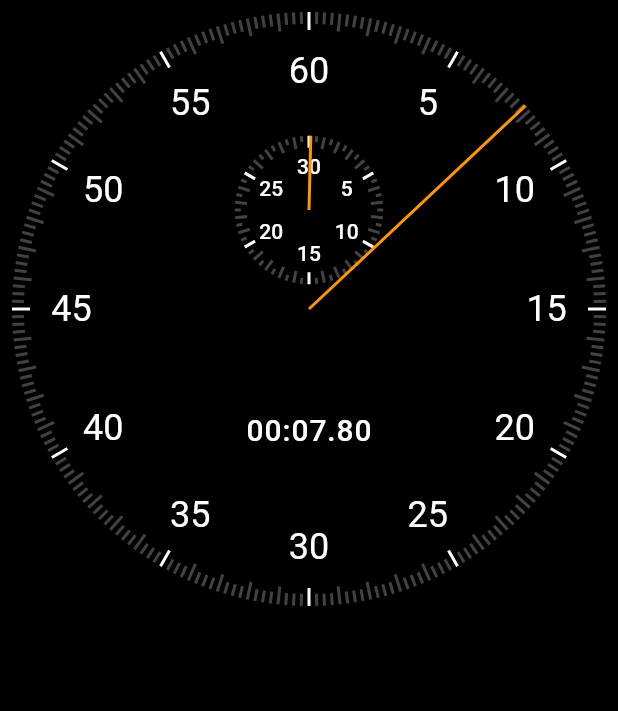
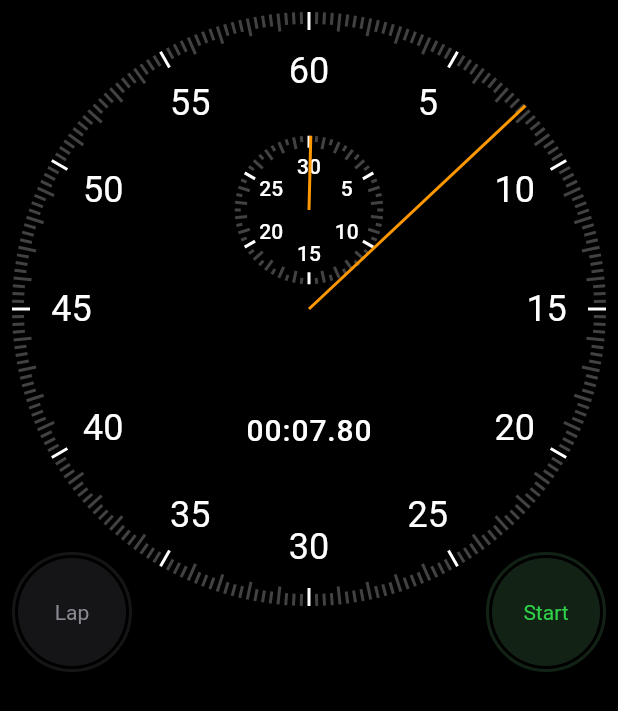
Before and after one commit to LuckUVeryX/stopwatch, a Flutter app: the screen it shows after launch, on a phone screen of 412 x 824 dp. Shown: the top 711 px of the screen. Run offline on Flutter 3.47's test engine with Material 2 defaults, Android fonts, the phone set to English and light mode, and no system bars; our stand-ins replace auto_route.

Commit message:
adds button ui

```diff
--- a/lib/app/stopwatch/views/stopwatch_page.dart
+++ b/lib/app/stopwatch/views/stopwatch_page.dart
@@ -1,6 +1,9 @@
 import 'package:flutter/material.dart';
 import 'package:provider/provider.dart';
 
+import '../../../core/constants/stopwatch_constants.dart';
+import '../../../core/palette.dart';
+import '../../../core/widgets/timer_button.dart';
 import '../view_model/stopwatch_viewmodel.dart';
 import 'views.dart';
 
@@ -18,13 +21,39 @@ class StopwatchPage extends StatelessWidget {
               Padding(
                 padding: const EdgeInsets.all(8.0),
                 child: AspectRatio(
-                  aspectRatio: 1 / 1,
+                  aspectRatio: 0.90,
                   child: LayoutBuilder(builder: (context, constraints) {
                     final radius = constraints.maxWidth / 2;
                     return Stack(
                       children: [
                         StopwatchRender(radius: radius),
                         StopwatchTickerUI(radius: radius),
+                        Align(
+                          alignment: Alignment.bottomLeft,
+                          child: SizedBox(
+                            height: StopwatchConst.kButtonSize,
+                            width: StopwatchConst.kButtonSize,
+                            child: TimerButton(
+                              label: 'Lap',
+                              labelColor: Palette.kGreyText,
+                              color: Palette.kButtonDisabled,
+                              onPressed: () {},
+                            ),
+                          ),
+                        ),
+                        Align(
+                          alignment: Alignment.bottomRight,
+                          child: SizedBox(
+                            height: StopwatchConst.kButtonSize,
+                            width: StopwatchConst.kButtonSize,
+                            child: TimerButton(
+                              label: 'Start',
+                              labelColor: Palette.kGreenText,
+                              color: Palette.kButtonGreen,
+                              onPressed: () {},
+                            ),
+                          ),
+                        ),
                       ],
                     );
                   }),
--- a/lib/core/constants/stopwatch_constants.dart
+++ b/lib/core/constants/stopwatch_constants.dart
@@ -9,4 +9,6 @@ class StopwatchConst {
 
   static const kTextMarkerWidth = 40.0;
   static const kTextMarkerHeight = 32.0;
+
+  static const kButtonSize = 80.0;
 }
--- a/lib/core/palette.dart
+++ b/lib/core/palette.dart
@@ -1,8 +1,19 @@
 import 'package:flutter/material.dart';
 
 class Palette {
-  static const Color kBlack = Colors.black;
-  static const Color kWhite = Colors.white;
+  static const kBlack = Colors.black;
+  static const kWhite = Colors.white;
+  static const kOrange = Colors.orange;
+
   static Color kGrey = Colors.grey[800]!;
-  static Color kOrange = Colors.orange;
+
+  static const kButtonGreen = Color(0xff122316);
+  static const kGreenText = Color(0xff2fd149);
+
+  static const kButtonRed = Color(0xff260c0b);
+  static const kRedText = Color(0xfff92f2e);
+
+  static const kButtonGrey = Color(0xff262626);
+  static const kButtonDisabled = Color(0xff151517);
+  static const kGreyText = Color(0xff898a91);
 }
--- /dev/null
+++ b/lib/core/widgets/timer_button.dart
@@ -0,0 +1,44 @@
+import 'package:flutter/material.dart';
+
+class TimerButton extends StatelessWidget {
+  const TimerButton({
+    Key? key,
+    required this.color,
+    required this.label,
+    required this.labelColor,
+    required this.onPressed,
+  }) : super(key: key);
+
+  final Color color;
+  final String label;
+  final Color labelColor;
+  final VoidCallback? onPressed;
+
+  @override
+  Widget build(BuildContext context) {
+    return Container(
+      // * Transparent space
+      padding: const EdgeInsets.all(2),
+      decoration: BoxDecoration(
+        shape: BoxShape.circle,
+        color: Colors.transparent,
+        border: Border.all(width: 2, color: color),
+      ),
+      child: ClipOval(
+        child: Material(
+          color: color,
+          child: InkWell(
+            splashColor: Colors.black,
+            onTap: onPressed,
+            child: Center(
+              child: Text(
+                label,
+                style: TextStyle(color: labelColor),
+              ),
+            ),
+          ),
+        ),
+      ),
+    );
+  }
+}
```
